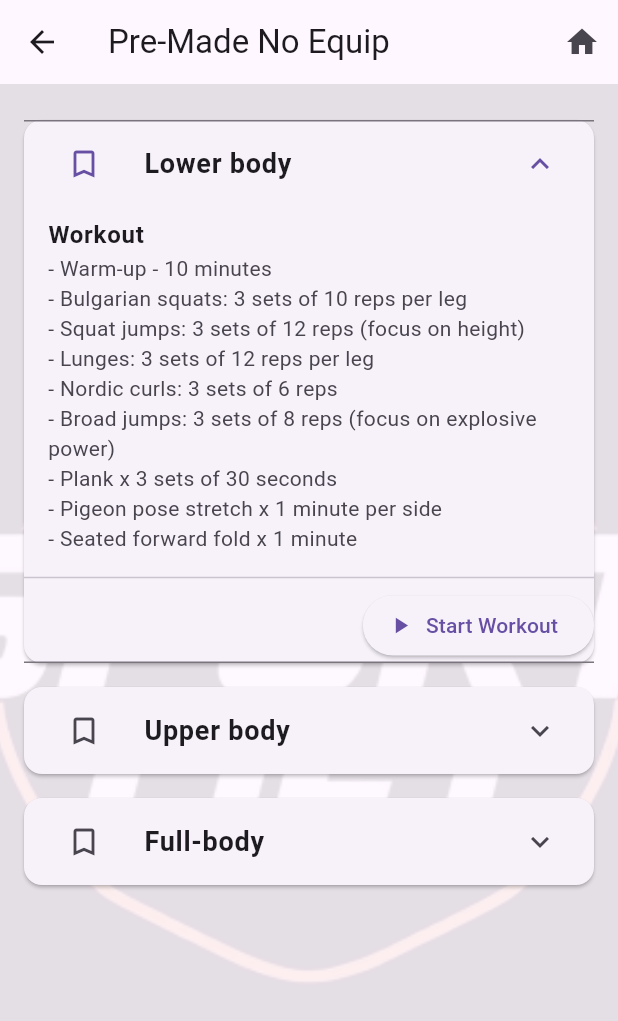
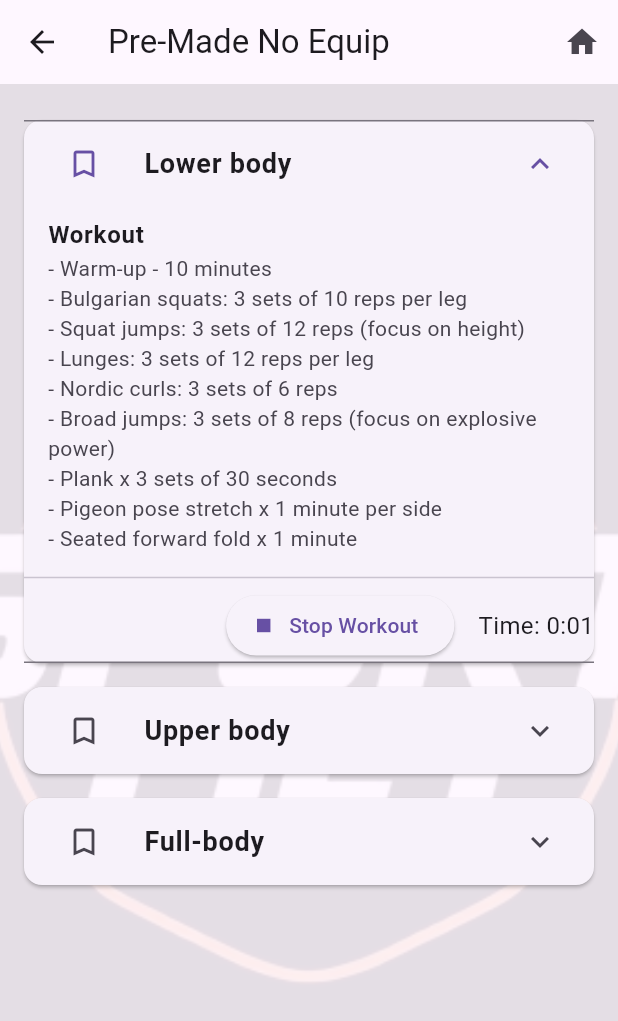
Before and after one commit to hejci/FinalniProjekt, a Flutter app: the PreMadeOutdoorTraining screen opened by its route, after a tap on "Lower body", after a tap on "Start Workout", on a phone screen of 412 x 824 dp. Shown: the top 1021 px of the screen. Run offline on Flutter 3.47's test engine with Material 3 defaults, Android fonts, the phone set to English and light mode, and no system bars; our stand-ins replace shared_preferences; missing offline and left inert: flutter_emoji; accounts and stored records are empty.

Commit message:
oprava start workout tlacitka

```diff
--- a/lib/main.dart
+++ b/lib/main.dart
@@ -3,6 +3,7 @@ import 'package:flutter_emoji/flutter_emoji.dart';
 import 'package:shared_preferences/shared_preferences.dart';
 import 'package:provider/provider.dart';
 import 'dart:convert';
+import 'dart:async';
 import 'package:url_launcher/url_launcher.dart';
 
 
@@ -317,6 +318,37 @@ class PreMadeOutdoorTraining extends StatefulWidget {
 }
 
 class _PreMadeOutdoorTrainingState extends State<PreMadeOutdoorTraining> {
+   // Tracking workout states (e.g., which workout is active)
+  Map<String, bool> workoutInProgress = {};
+  Map<String, int> workoutElapsedTime = {}; // To track the elapsed time for each workout
+  Map<String, Timer?> workoutTimers = {}; // To hold the timers for each workout
+
+  // Function to start/stop workout
+  void _toggleWorkout(WorkoutPlan workout) {
+    setState(() {
+      if (workoutInProgress[workout.name] == true) {
+        // If workout is in progress, stop it
+        workoutInProgress[workout.name] = false;
+        workoutTimers[workout.name]?.cancel(); // Stop the timer
+      } else {
+        // If workout is not started, start it
+        workoutInProgress[workout.name] = true;
+        workoutElapsedTime[workout.name] = 0; // Reset the time
+        // Start the timer
+        workoutTimers[workout.name] = Timer.periodic(const Duration(seconds: 1), (timer) {
+          setState(() {
+            workoutElapsedTime[workout.name] = workoutElapsedTime[workout.name]! + 1; // Increment the time
+          });
+        });
+      }
+    });
+  }
+
+  String _formatElapsedTime(int seconds) {
+    final minutes = (seconds / 60).floor();
+    final remainingSeconds = seconds % 60;
+    return '$minutes:${remainingSeconds.toString().padLeft(2, '0')}';
+  }
   final List<WorkoutPlan> workoutPlans = [
     WorkoutPlan(
       name: "Lower body",
@@ -455,6 +487,10 @@ class _PreMadeOutdoorTrainingState extends State<PreMadeOutdoorTraining> {
 
   Widget _buildWorkoutCard(BuildContext context, WorkoutPlan workout) {
     final isBookmarked = bookmarkedWorkouts.contains(workout.name);
+    final isWorkoutInProgress = workoutInProgress[workout.name] ?? false;
+    final elapsedTime = workoutElapsedTime[workout.name] ?? 0;
+    final formattedTime = _formatElapsedTime(elapsedTime);
+
     return Card(
       margin: const EdgeInsets.symmetric(vertical: 8.0),
       shape: RoundedRectangleBorder(borderRadius: BorderRadius.circular(12.0)),
@@ -477,30 +513,51 @@ class _PreMadeOutdoorTrainingState extends State<PreMadeOutdoorTraining> {
                 title: Text(entry.key, style: const TextStyle(fontWeight: FontWeight.bold)),
                 subtitle: Column(
                   crossAxisAlignment: CrossAxisAlignment.start,
-                  children: entry.value
-                      .map((exercise) => GestureDetector(
+                  children: entry.value.map((exercise) {
+                    return GestureDetector(
                       onTap: () {
                         _navigateToFullList(context, exercise.split(" - ").first);
                       },
                       child: Text("- $exercise"),
-                          ))
-                      .toList(),
+                    );
+                  }).toList(),
                 ),
               );
             }).toList(),
           ),
           const Divider(),
+          // Display Start Workout or Stop Workout Button
+          if (!isWorkoutInProgress)
             Row(
               mainAxisAlignment: MainAxisAlignment.end,
               children: [
                 ElevatedButton.icon(
-                onPressed: () {
-                  // Start workout logic
-                },
+                  onPressed: () => _toggleWorkout(workout),
                   icon: const Icon(Icons.play_arrow),
                   label: const Text("Start Workout"),
                 ),
               ],
+            ),
+          if (isWorkoutInProgress)
+            Positioned(
+              bottom: 16,
+              right: 16,
+              child: Row(
+                mainAxisAlignment: MainAxisAlignment.end,
+                children: [
+                  ElevatedButton.icon(
+                    onPressed: () => _toggleWorkout(workout),
+                    icon: const Icon(Icons.stop),
+                    label: const Text("Stop Workout"),
+                  ),
+                  const SizedBox(width: 16),
+                  // Display elapsed time while the workout is in progress
+                  Text(
+                    'Time: $formattedTime',
+                    style: const TextStyle(fontSize: 16),
+                  ),
+                ],
+              ),
             ),
         ],
       ),
```
Also changed, not shown: 2 other files. Lines whose indentation alone changed are shown as unchanged.
